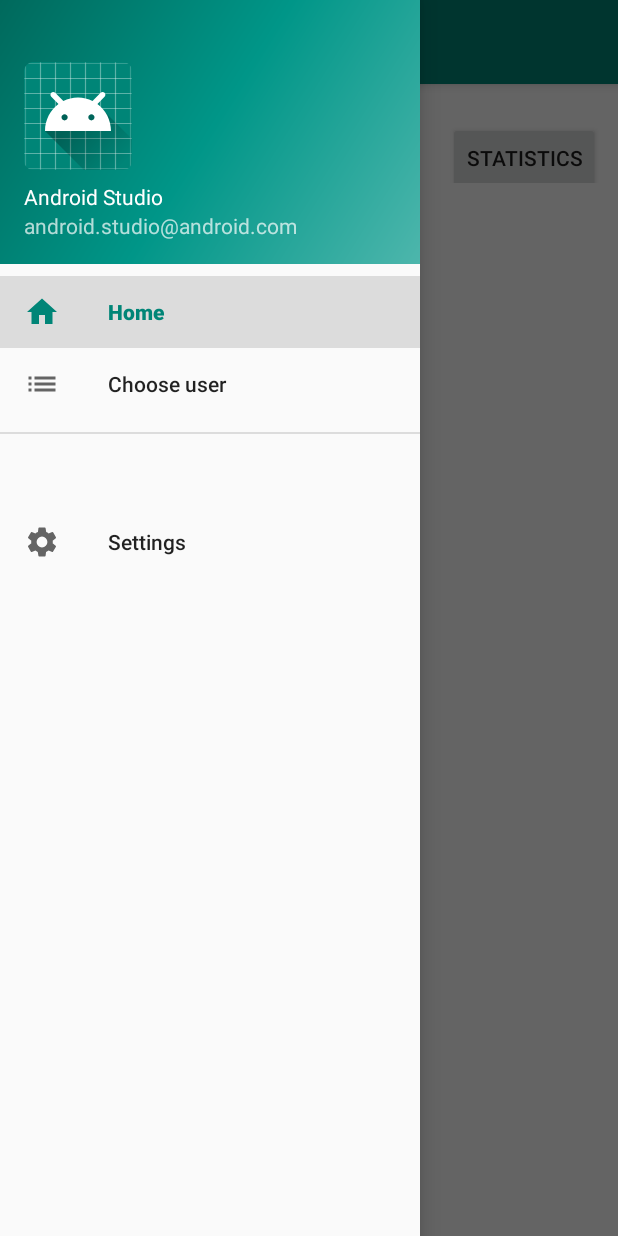
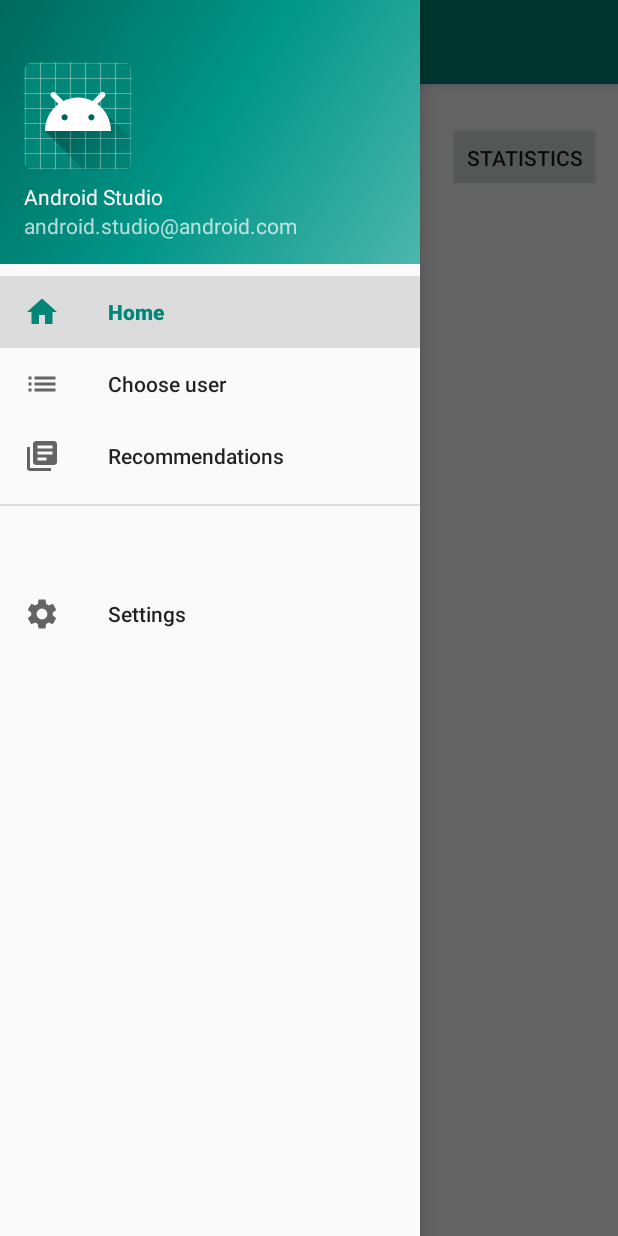
Before and after one commit to cscenter/Y02_Project_finger-paint, an Android app: the MainActivity screen opened directly, with no data from a screen before it, with the side drawer open, on a phone screen of 412 x 824 dp. Run offline under Robolectric (Android 15) with nearby library versions, the light colour scheme and no system bars; our stand-ins replace navigation-ui.

Commit message:
Add recommendations screen

```diff
--- a/finger-paint/app/src/main/java/ru/cscenter/fingerpaint/MainActivity.kt
+++ b/finger-paint/app/src/main/java/ru/cscenter/fingerpaint/MainActivity.kt
@@ -29,7 +29,8 @@
         // menu should be considered as top level destinations.
         appBarConfiguration = AppBarConfiguration(
             setOf(
-                R.id.nav_home, R.id.nav_choose, R.id.nav_settings
+                R.id.nav_home, R.id.nav_choose, R.id.nav_settings,
+                R.id.nav_recommendations
             ), drawerLayout
         )
         setupActionBarWithNavController(navController, appBarConfiguration)
--- /dev/null
+++ b/finger-paint/app/src/main/res/drawable/ic_menu_recommendations.xml
@@ -0,0 +1,9 @@
+<vector xmlns:android="http://schemas.android.com/apk/res/android"
+        android:width="24dp"
+        android:height="24dp"
+        android:viewportWidth="24.0"
+        android:viewportHeight="24.0">
+    <path
+        android:fillColor="#FF000000"
+        android:pathData="M4,6L2,6v14c0,1.1 0.9,2 2,2h14v-2L4,20L4,6zM20,2L8,2c-1.1,0 -2,0.9 -2,2v12c0,1.1 0.9,2 2,2h12c1.1,0 2,-0.9 2,-2L22,4c0,-1.1 -0.9,-2 -2,-2zM19,11L9,11L9,9h10v2zM15,15L9,15v-2h6v2zM19,7L9,7L9,5h10v2z"/>
+</vector>
--- a/finger-paint/app/src/main/res/menu/activity_main_drawer.xml
+++ b/finger-paint/app/src/main/res/menu/activity_main_drawer.xml
@@ -12,6 +12,10 @@
             android:id="@+id/nav_choose"
             android:icon="@drawable/ic_menu_choose"
             android:title="@string/choose_user" />
+        <item
+            android:id="@+id/nav_recommendations"
+            android:icon="@drawable/ic_menu_recommendations"
+            android:title="@string/menu_recommendations" />
     </group>
     <item
         android:title="">
--- a/finger-paint/app/src/main/res/navigation/mobile_navigation.xml
+++ b/finger-paint/app/src/main/res/navigation/mobile_navigation.xml
@@ -30,4 +30,10 @@
         android:label="@string/settings"
         tools:layout="@layout/fragment_settings"/>
 
+    <fragment
+        android:id="@+id/nav_recommendations"
+        android:name="ru.cscenter.fingerpaint.ui.recommendations.RecommendationsFragment"
+        android:label="@string/menu_recommendations"
+        tools:layout="@layout/fragment_recommendations"/>
+
 </navigation>
--- a/finger-paint/app/src/main/res/values/strings.xml
+++ b/finger-paint/app/src/main/res/values/strings.xml
@@ -18,4 +18,5 @@
     <string name="surname">Surname</string>
     <string name="set_user">Set user</string>
     <string name="settings">Settings</string>
+    <string name="menu_recommendations">Recommendations</string>
 </resources>
```
Also changed, not shown: finger-paint/app/src/main/java/ru/cscenter/fingerpaint/ui/recommendations/RecommendationsFragment.kt (added, +19 -0 lines), finger-paint/app/src/main/res/layout/fragment_recommendations.xml (added, +14 -0 lines).
